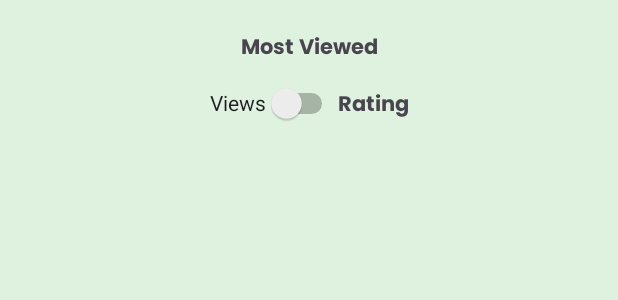
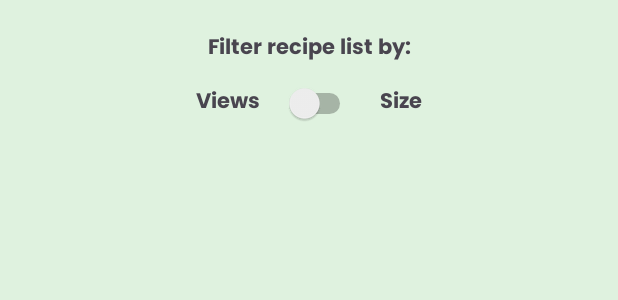
Before and after one commit to CazaceanuOctavian/pizzaTime, an Android app: the layout activity_most_viewed.xml on its own in the app's theme, with its tools: preview values and no code run, on a phone screen of 412 x 824 dp. Shown: the top 300 px of the screen. Run offline under Robolectric (Android 15) with nearby library versions, the phone set to English and light mode, and no system bars.

Commit message:
changed filter activity from rating to recipe size and changed button text

```diff
--- a/app/src/main/java/com/example/proiect_dam_retete/MainActivity.java
+++ b/app/src/main/java/com/example/proiect_dam_retete/MainActivity.java
@@ -95,7 +95,7 @@ public class MainActivity extends AppCompatActivity {
 
         // Setup navigation listener
         mainNav.setNavigationItemSelectedListener(item -> {
-            if (item.getItemId() == R.id.nav_recipes) {
+            if (item.getItemId() == R.id.cazaceanu_octavian_nav_recipes) {
                 reinitializeIngredientViews();
                 Intent intent = new Intent(MainActivity.this, RecipeListActivity.class);
                 Bundle bundle = new Bundle();
@@ -105,7 +105,7 @@ public class MainActivity extends AppCompatActivity {
                 launcher.launch(intent);
                 overridePendingTransition(R.anim.slide_in_right,R.anim.slide_out_left);
             }
-            else if (item.getItemId() == R.id.nav_most_viewed) {
+            else if (item.getItemId() == R.id.cazaceanu_octavian_nav_most_viewed) {
                 reinitializeIngredientViews();
                 Intent intent = new Intent(MainActivity.this, MostViewedActivity.class);
                 Bundle bundle = new Bundle();
--- a/app/src/main/java/com/example/proiect_dam_retete/MostViewedActivity.java
+++ b/app/src/main/java/com/example/proiect_dam_retete/MostViewedActivity.java
@@ -66,7 +66,7 @@ public class MostViewedActivity extends AppCompatActivity {
                 if (recipe != null) {
                     nameView.setText(recipe.getName());
                     descView.setText(recipe.getDescription());
-                    ratingView.setText("Rating: " + recipe.getRating());
+                    ratingView.setText("Recipe size: " + recipe.getIngredientList().size());
                     nrView.setText("Views: " + recipe.getNrViews());
                 }
 
--- a/app/src/main/res/layout/activity_most_viewed.xml
+++ b/app/src/main/res/layout/activity_most_viewed.xml
@@ -18,7 +18,7 @@
         app:layout_constraintTop_toTopOf="parent"
         app:layout_constraintStart_toStartOf="parent"
         app:layout_constraintEnd_toEndOf="parent"
-        android:text="@string/activity_most_viewed_most_viewed_recipes"
+        android:text="@string/activity_most_viewed_header_text"
         />
 
     <LinearLayout
@@ -26,26 +26,37 @@
         android:layout_width="wrap_content"
         android:layout_height="wrap_content"
         android:orientation="horizontal"
+        android:gravity="center"
+        android:layout_marginHorizontal="16dp"
         app:layout_constraintTop_toBottomOf="@id/cobzarencu_robert_most_viewed_activity_text_view"
         app:layout_constraintStart_toStartOf="parent"
         app:layout_constraintEnd_toEndOf="parent">
+
+        <TextView
+            android:id="@+id/cobzarencu_robert_most_viewed_activity_views_text"
+            android:layout_width="wrap_content"
+            android:layout_height="wrap_content"
+            android:layout_weight="1"
+            android:gravity="end|center_vertical"
+            android:minHeight="48dp"
+            android:layout_marginEnd="16dp"
+            android:text="@string/most_views_views"/>
 
         <Switch
             android:id="@+id/cobzarencu_robert_most_viewed_activity_sort_switch"
             android:layout_width="wrap_content"
             android:layout_height="wrap_content"
-        android:minHeight="48dp"
-        android:text="@string/most_viewed_activity_sorted_by_views"
-        />
+            android:minHeight="48dp"/>
 
         <TextView
             android:id="@+id/cobzarencu_robert_most_viewed_activity_sort_switch_rating"
             android:layout_width="wrap_content"
             android:layout_height="wrap_content"
-        android:gravity="center_vertical"
+            android:layout_weight="1"
+            android:gravity="start|center_vertical"
             android:minHeight="48dp"
-        android:text="@string/most_viewed_activity_sorted_by_rating"
-        />
+            android:layout_marginStart="16dp"
+            android:text="@string/most_views_size"/>
     </LinearLayout>
 
     <ListView
--- a/app/src/main/res/values/strings.xml
+++ b/app/src/main/res/values/strings.xml
@@ -77,4 +77,9 @@
     <string name="add_recipe">Add Recipe</string>
     <string name="selected_ingredients">selected_ingredients</string>
     <string name="recipes_found">Recipes Found:</string>
+    <string name="most_views_views">Views</string>
+    <string name="most_views_size">Size</string>
+    <string name="oct_nav_menu_filter">Recipe List Filters</string>
+    <string name="oct_nav_menu_avalabile">Avalabile Recipes</string>
+    <string name="activity_most_viewed_header_text">Filter recipe list by:</string>
 </resources>
```
Also changed, not shown: app/src/main/res/menu/oct_nav_menu.xml (+4 -4 lines). Lines whose indentation alone changed are shown as unchanged.
